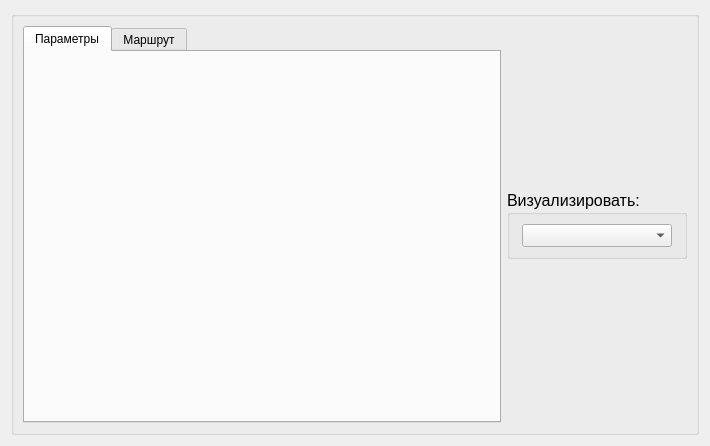
Before: the Qt Designer form src/Application/GUI/UI/visualinfowidget.ui in Nisitka/air-trail-generator, drawn with Qt 5.
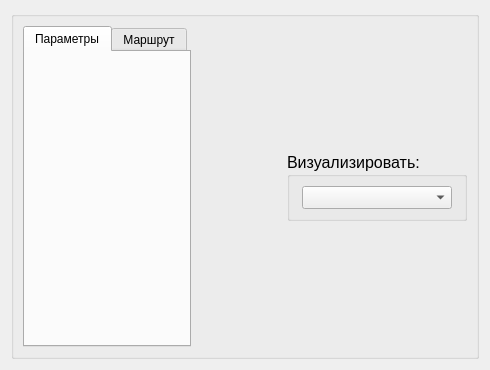
After: the same form once the commit is applied.

What changed in the file:
```diff
--- a/src/Application/GUI/UI/visualinfowidget.ui
+++ b/src/Application/GUI/UI/visualinfowidget.ui
@@ -6,14 +6,14 @@
    <rect>
     <x>0</x>
     <y>0</y>
-    <width>710</width>
-    <height>446</height>
+    <width>490</width>
+    <height>370</height>
    </rect>
   </property>
   <property name="windowTitle">
    <string>Form</string>
   </property>
-  <layout class="QHBoxLayout" name="horizontalLayout">
+  <layout class="QVBoxLayout" name="verticalLayout_3">
    <item>
     <widget class="QGroupBox" name="mainGroupBox">
      <property name="title">
@@ -59,7 +59,22 @@
        </widget>
       </item>
       <item>
-       <layout class="QVBoxLayout" name="verticalLayout_3">
+       <layout class="QVBoxLayout" name="verticalLayout">
+        <item>
+         <layout class="QHBoxLayout" name="horizontalLayout">
+          <item>
+           <spacer name="horizontalSpacer">
+            <property name="orientation">
+             <enum>Qt::Horizontal</enum>
+            </property>
+            <property name="sizeHint" stdset="0">
+             <size>
+              <width>40</width>
+              <height>20</height>
+             </size>
+            </property>
+           </spacer>
+          </item>
         <item>
          <widget class="QGroupBox" name="typeVisObjGroupBox">
           <property name="sizePolicy">
@@ -101,6 +116,8 @@
           </layout>
          </widget>
         </item>
+         </layout>
+        </item>
         <item>
          <layout class="QVBoxLayout" name="areaDrawLayout"/>
         </item>
```
Left out of the diff: 2 changed lines with no effect on the pictures. Lines whose indentation alone changed are shown as unchanged.
